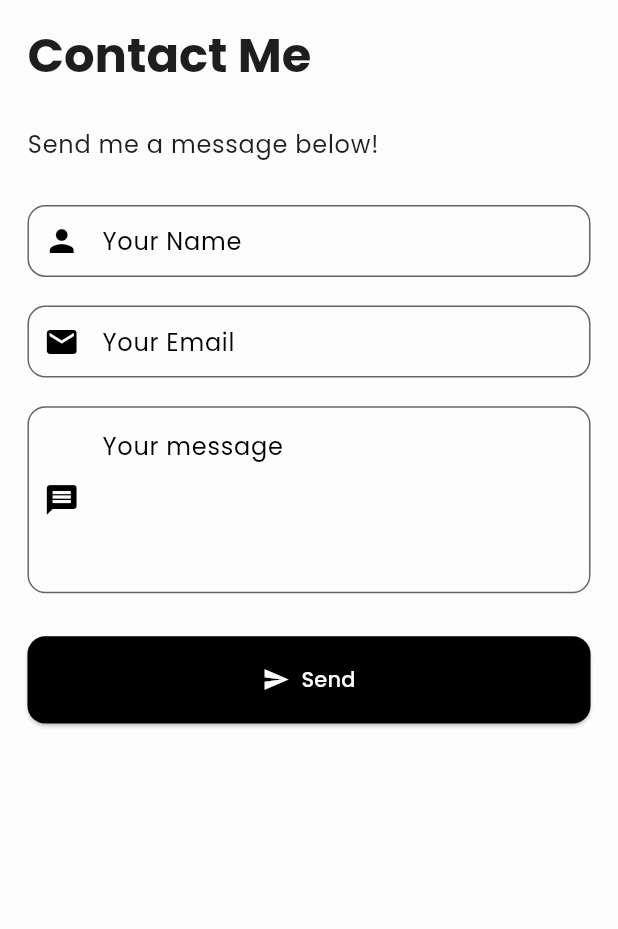
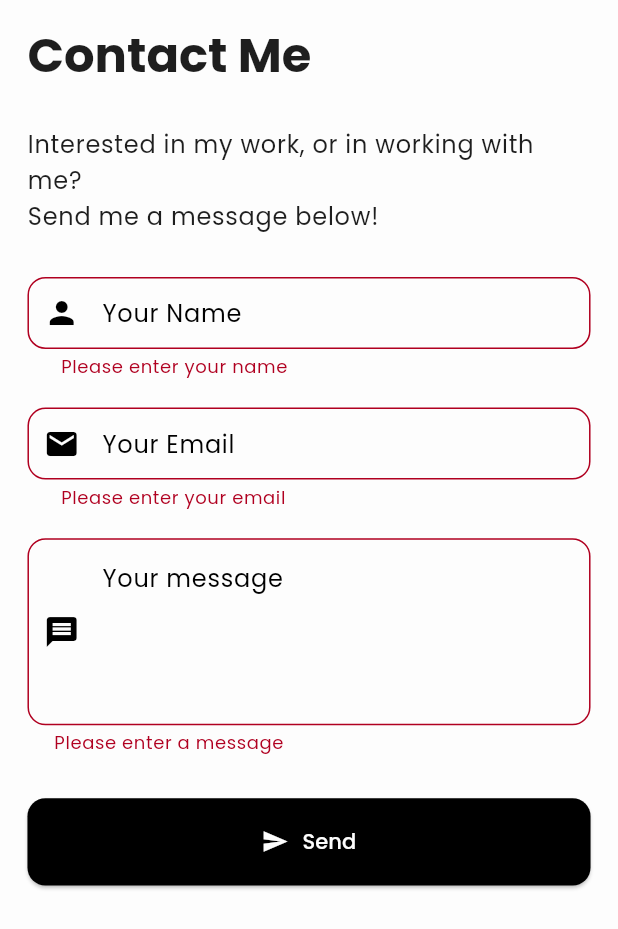
Before and after one commit to luminietos/my_portfolio, a Flutter app: the ContactPage widget shown alone on an empty page, opened directly, after a tap on "Send", on a phone screen of 412 x 824 dp. Shown: the top 929 px of the screen. Run offline on Flutter 3.47's test engine with Material 3 defaults, Android fonts, the phone set to English and light mode, and no system bars; our stand-ins replace carousel_slider, flutter_riverpod, flutter_screenutil, shared_preferences; accounts and stored records are empty; project files that could hold a hidden picture were left out.

Commit message:
Contact form fix

```diff
--- a/lib/pages/contact_page.dart
+++ b/lib/pages/contact_page.dart
@@ -10,11 +10,19 @@ class ContactPage extends StatelessWidget {
   Widget build(BuildContext context) {
     return Padding(
       padding: EdgeInsets.all(Spacing.of(4).w),
+      child: SingleChildScrollView(
         child: Column(
           crossAxisAlignment: CrossAxisAlignment.start,
           children: [
-          Text('Contact Me', style: Theme.of(context).textTheme.displayMedium),
+            Text(
+              'Contact Me',
+              style: Theme.of(context).textTheme.displayMedium,
+            ),
             SizedBox(height: Spacing.of(6).h),
+            Text(
+              'Interested in my work, or in working with me?',
+              style: Theme.of(context).textTheme.bodyLarge,
+            ),
             Text(
               'Send me a message below!',
               style: Theme.of(context).textTheme.bodyLarge,
@@ -25,6 +33,7 @@ class ContactPage extends StatelessWidget {
             const ContactForm(),
           ],
         ),
+      ),
     );
   }
 }
--- a/lib/widgets/contact_form.dart
+++ b/lib/widgets/contact_form.dart
@@ -27,24 +27,36 @@ class _ContactFormState extends State<ContactForm> {
     setState(() => _isSending = true);
 
     try {
-      final uri = Uri.parse(
-        'https://formspree.io/f/xnnbrdjb',
-      ); // Fromspree endpoint
+      final uri = Uri.parse('https://api.emailjs.com/api/v1.0/email/send');
       final response = await http.post(
         uri,
         headers: {'Content-Type': 'application/json'},
         body: json.encode({
+          'service_id': 'service_u0izxn9', // 👈 your Service ID
+          'template_id': 'template_f5rg7ff', // 👈 your Template ID
+          'user_id': 'tpl1TQ_-DBbkAnrYE', // 👈 your Public Key
+          'template_params': {
             'name': _nameController.text,
             'email': _emailController.text,
             'message': _messageController.text,
+            'time': DateTime.now().toString(),
+          },
         }),
       );
 
+      print('Response status: ${response.statusCode}');
+      print('Response body: ${response.body}');
+
       if (response.statusCode == 200) {
+        // ✅ Clear fields
+        _nameController.clear();
+        _emailController.clear();
+        _messageController.clear();
+
         setState(() => _isSuccess = true);
       } else {
         ScaffoldMessenger.of(context).showSnackBar(
-          const SnackBar(content: Text('Failed to send. Try again!')),
+          SnackBar(content: Text('Failed to send: ${response.body}')),
         );
       }
     } catch (e) {
@@ -95,19 +107,36 @@ class _ContactFormState extends State<ContactForm> {
 
     if (_isSuccess) {
       return Center(
+        child: TweenAnimationBuilder<double>(
+          tween: Tween<double>(begin: 0, end: 1),
+          duration: Duration(milliseconds: 800),
+          curve: Curves.easeOutBack, // nice lil bounce effect ^^
+          builder: (context, value, child) {
+            return Opacity(
+              opacity: value,
+              child: Transform.scale(scale: value, child: child),
+            );
+          },
           child: Column(
             mainAxisSize: MainAxisSize.min,
             children: [
-            Icon(Icons.check_circle, color: onSurface, size: 48.w),
+              // Animated Image
+              Image.asset(
+                'assets/images/handphone_invisibg.png',
+                width: 120.w,
+                height: 120.h,
+                fit: BoxFit.contain,
+              ),
               SizedBox(height: Spacing.of(4).h),
               Text(
                 "Thanks! I'll get back to you soon 💌",
-              style: Theme.of(
-                context,
-              ).textTheme.bodyLarge?.copyWith(color: onSurface),
+                style: Theme.of(context).textTheme.bodyLarge?.copyWith(
+                  color: Theme.of(context).colorScheme.onSurface,
+                ),
                 textAlign: TextAlign.center,
               ),
             ],
+          ),
         ),
       );
     }
@@ -115,6 +144,9 @@ class _ContactFormState extends State<ContactForm> {
     return SingleChildScrollView(
       physics: AlwaysScrollableScrollPhysics(),
       padding: EdgeInsets.only(bottom: Spacing.of(8).h),
+      child: Form(
+        // 👈 FIX: Wrap everything inside Form
+        key: _formKey,
         child: Column(
           crossAxisAlignment: CrossAxisAlignment.stretch,
           children: [
@@ -171,7 +203,8 @@ class _ContactFormState extends State<ContactForm> {
               maxLines: 4,
               style: TextStyle(color: onSurface),
               textAlignVertical: TextAlignVertical.top,
-            decoration: buildDecoration("Your message", Icons.message).copyWith(
+              decoration: buildDecoration("Your message", Icons.message)
+                  .copyWith(
                     alignLabelWithHint: true,
                     labelStyle: WidgetStateTextStyle.resolveWith((states) {
                       if (states.contains(WidgetState.focused)) {
@@ -190,12 +223,24 @@ class _ContactFormState extends State<ContactForm> {
             ),
             SizedBox(height: Spacing.of(6).h),
 
-          // Send button
+            // SEND BUTTON (Fixed Overflow)
             SizedBox(
               width: double.infinity,
-            child: ElevatedButton.icon(
+              child: ElevatedButton(
                 onPressed: _isSending ? null : _sendForm,
-              icon: _isSending
+                style: ElevatedButton.styleFrom(
+                  backgroundColor: onSurface,
+                  padding: EdgeInsets.symmetric(vertical: Spacing.of(4).h),
+                  shape: RoundedRectangleBorder(
+                    borderRadius: BorderRadius.circular(12),
+                  ),
+                ),
+                child: FittedBox(
+                  fit: BoxFit.scaleDown,
+                  child: Row(
+                    mainAxisSize: MainAxisSize.min,
+                    children: [
+                      _isSending
                           ? SizedBox(
                               width: 16.w,
                               height: 16.w,
@@ -205,21 +250,19 @@ class _ContactFormState extends State<ContactForm> {
                               ),
                             )
                           : Icon(Icons.send, color: surface),
-              label: Text(
+                      SizedBox(width: 8.w),
+                      Text(
                         _isSending ? 'Sending...' : 'Send',
                         style: TextStyle(color: surface),
                       ),
-              style: ElevatedButton.styleFrom(
-                backgroundColor: onSurface,
-                padding: EdgeInsets.symmetric(vertical: Spacing.of(4).h),
-                shape: RoundedRectangleBorder(
-                  borderRadius: BorderRadius.circular(12),
+                    ],
                   ),
                 ),
               ),
             ),
           ],
         ),
+      ),
     );
   }
 }
```
Lines whose indentation alone changed are shown as unchanged.
